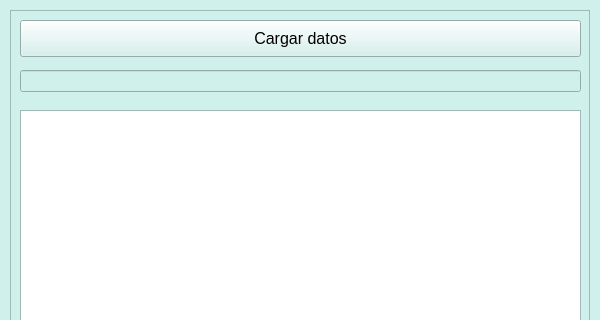
First picture: the form in gui/qt_ui/simulation_widget.ui, repository IsaelPT/SimUci, before the edit; both pictures show x 0 to 600 and y 0 to 320 of the 600 by 732 pixel window.
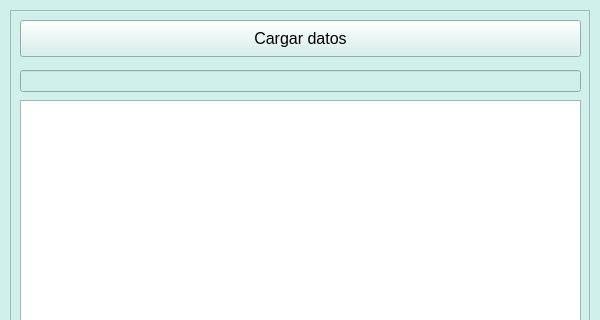
Second picture: the form after the edit.

Commit message: Incorporado QTableView para datos de prueba

The edit to the form file:
```diff
--- a/gui/qt_ui/simulation_widget.ui
+++ b/gui/qt_ui/simulation_widget.ui
@@ -10,6 +10,24 @@
     <height>732</height>
    </rect>
   </property>
+  <property name="sizePolicy">
+   <sizepolicy hsizetype="Preferred" vsizetype="Preferred">
+    <horstretch>0</horstretch>
+    <verstretch>0</verstretch>
+   </sizepolicy>
+  </property>
+  <property name="minimumSize">
+   <size>
+    <width>600</width>
+    <height>732</height>
+   </size>
+  </property>
+  <property name="maximumSize">
+   <size>
+    <width>600</width>
+    <height>732</height>
+   </size>
+  </property>
   <property name="palette">
    <palette>
     <active>
@@ -538,16 +556,6 @@
      <string>Cargar datos</string>
     </property>
    </widget>
-   <widget class="QColumnView" name="columnView_diagnosticos">
-    <property name="geometry">
-     <rect>
-      <x>10</x>
-      <y>100</y>
-      <width>561</width>
-      <height>261</height>
-     </rect>
-    </property>
-   </widget>
    <widget class="QLineEdit" name="lineEdit_ruta_datos">
     <property name="enabled">
      <bool>false</bool>
@@ -583,6 +591,22 @@
      </font>
     </property>
    </widget>
+   <widget class="QTableView" name="tableView_diagnosticos">
+    <property name="geometry">
+     <rect>
+      <x>10</x>
+      <y>90</y>
+      <width>561</width>
+      <height>271</height>
+     </rect>
+    </property>
+    <property name="font">
+     <font>
+      <family>Segoe UI</family>
+      <pointsize>10</pointsize>
+     </font>
+    </property>
+   </widget>
   </widget>
  </widget>
  <resources/>
```
The commit also changes 1 other file.
